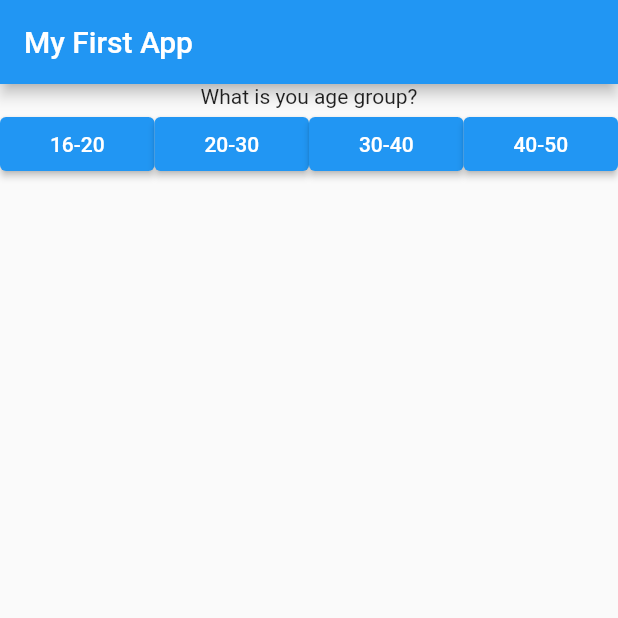
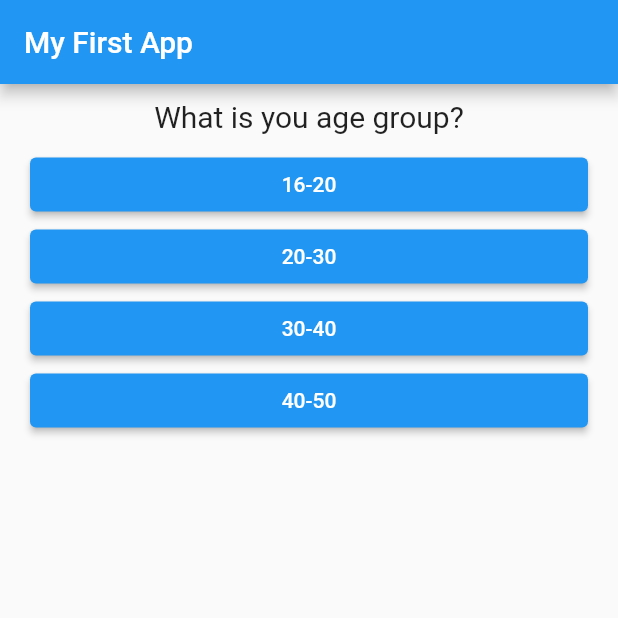
Before and after one commit to analyst097/flutter_app, a Flutter app: the screen it shows after launch, after a tap on "Male", on a phone screen of 412 x 824 dp, the top half of it. Run offline on Flutter 3.47's test engine with Material 2 defaults, Android fonts, the phone set to English and light mode, and no system bars.

Commit message:
added a reset button to start the quiz over.

```diff
--- a/lib/main.dart
+++ b/lib/main.dart
@@ -37,7 +37,8 @@ class _MyAppState extends State<MyApp> {
       appBar: AppBar(
         title: const Text('My First App'),
       ),
-      body: Column(
+      body: _questionIndex < _questions.length
+          ? Column(
               mainAxisSize: MainAxisSize.min,
               children: [
                 QuestionWidget(
@@ -45,12 +46,35 @@ class _MyAppState extends State<MyApp> {
                   nextQuestion: nextQuestion,
                 )
               ],
+            )
+          : Column(
+              children: [
+                Container(
+                  color: Colors.greenAccent,
+                  padding: EdgeInsets.all(10),
+                  width: double.infinity,
+                  margin: EdgeInsets.all(10),
+                  child: const Text(
+                    'Done',
+                    style: TextStyle(
+                      fontSize: 20,
+                      color: Colors.black54,
+                    ),
+                    textAlign: TextAlign.center,
+                  ),
+                ),
+                ElevatedButton(
+                    onPressed: () => setState(() {
+                          _questionIndex = 0;
+                        }),
+                    child: Text('Reset'))
+              ],
             ),
     ));
   }
 
   void nextQuestion() {
-    (_questionIndex + 1) < _questions.length
+    _questionIndex < _questions.length
         ? setState(() {
             _questionIndex += 1;
           })
--- a/lib/question.dart
+++ b/lib/question.dart
@@ -2,25 +2,36 @@ import 'package:flutter/material.dart';
 import 'models/models.dart';
 
 class QuestionWidget extends StatelessWidget {
-  Question question;
-  Function nextQuestion;
+  final Question question;
+  final Function nextQuestion;
   QuestionWidget(
       {required this.question, required this.nextQuestion, super.key});
 
   @override
   Widget build(BuildContext context) {
     return Container(
+      width: double.infinity,
+      margin: EdgeInsets.all(10),
       child: Column(
         children: [
-          Text(question.question),
-          Row(
-            children: [
-              for (var option in question.options)
-                Expanded(
+          Text(
+            question.question,
+            style: TextStyle(fontSize: 20),
+            textAlign: TextAlign.center,
+          ),
+          Container(
+            margin: EdgeInsets.all(10),
+            child: Column(
+              children: [
+                for (var option in question.options)
+                  Container(
+                    width: double.infinity,
                     child: ElevatedButton(
                         onPressed: () => selectedAnswer(question, option),
-                        child: Text(option)))
-            ],
+                        child: Text(option)),
+                  )
+              ],
+            ),
           )
         ],
       ),
@@ -29,7 +40,7 @@ class QuestionWidget extends StatelessWidget {
 
   selectedAnswer(Question question, String answer) {
     question.answer = answer;
-    this.nextQuestion();
+    nextQuestion();
     print(question.question);
     print(answer);
   }
```
Lines whose indentation alone changed are shown as unchanged.
